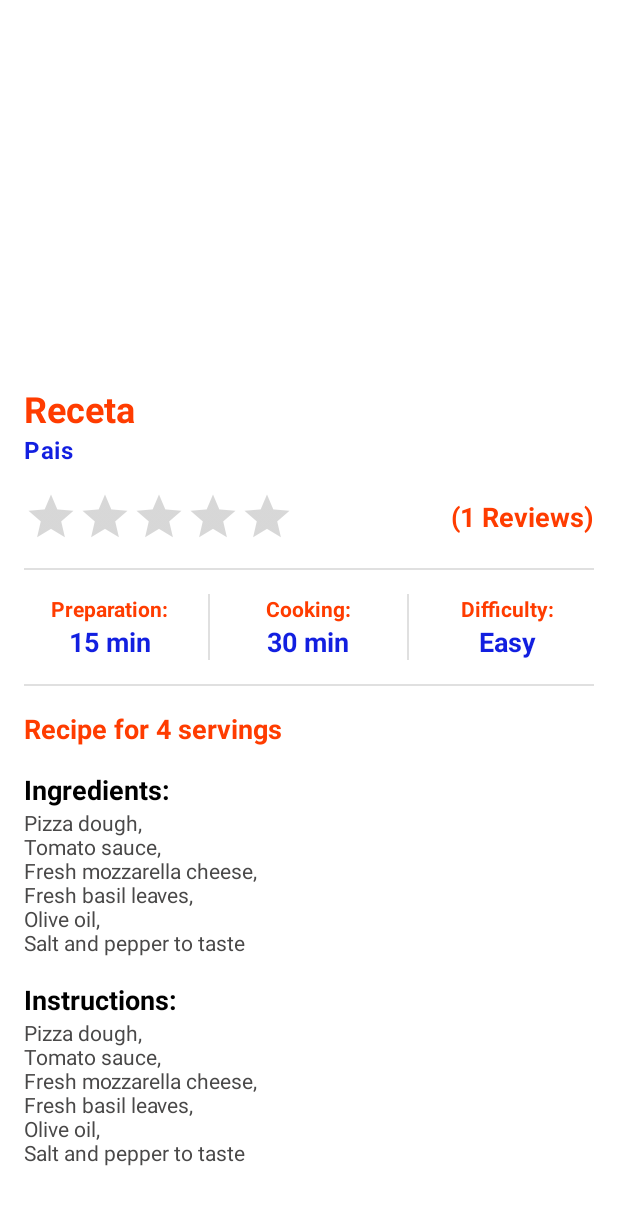
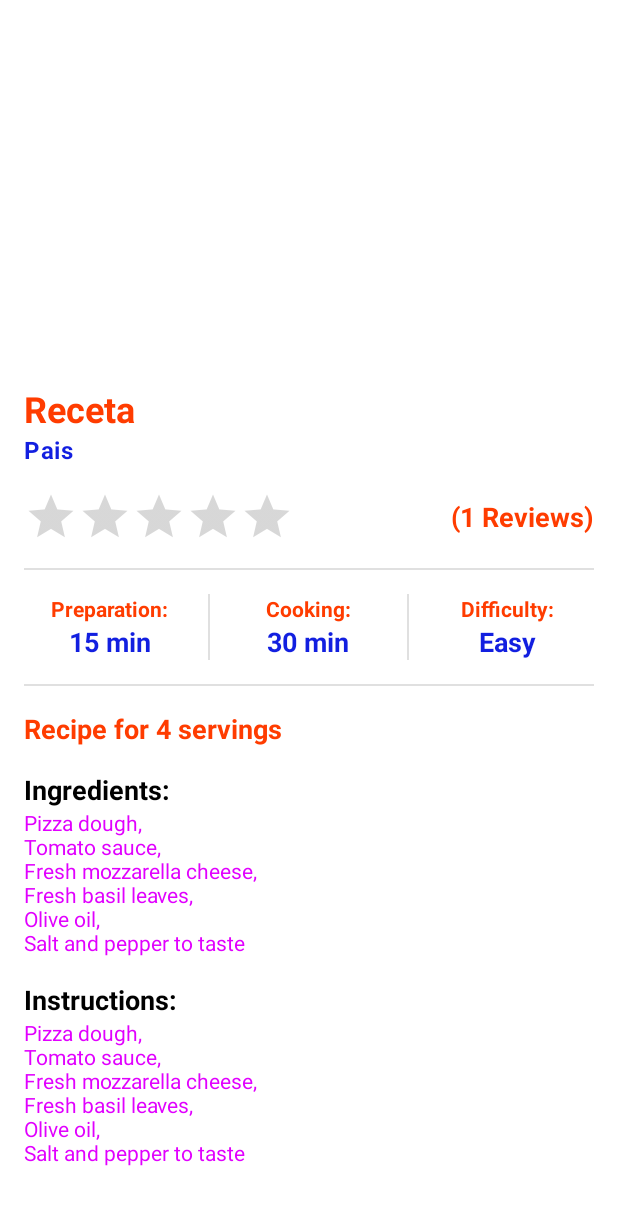
Before and after one commit to Ivanrp7/RECIPES, an Android app: the layout activity_detail.xml on its own in the app's theme, with its tools: preview values and no code run, on a phone screen of 412 x 824 dp. Shown: the top 1205 px of the screen. Run offline under Robolectric (Android 15) with nearby library versions, the phone set to English and light mode, and no system bars; network calls fail.

Commit message:
colors menu

```diff
--- a/app/src/main/res/layout/activity_detail.xml
+++ b/app/src/main/res/layout/activity_detail.xml
@@ -214,7 +214,7 @@
                         android:layout_width="match_parent"
                         android:layout_height="wrap_content"
                         tools:text="Pizza dough,\nTomato sauce,\nFresh mozzarella cheese,\nFresh basil leaves,\nOlive oil,\nSalt and pepper to taste"
-                        android:textColor="@color/ingredients"/>
+                        android:textColor="@color/text"/>
 
                 </LinearLayout>
 
@@ -239,7 +239,7 @@
                         android:layout_width="match_parent"
                         android:layout_height="wrap_content"
                         tools:text="Pizza dough,\nTomato sauce,\nFresh mozzarella cheese,\nFresh basil leaves,\nOlive oil,\nSalt and pepper to taste"
-                        android:textColor="@color/ingredients" />
+                        android:textColor="@color/text" />
 
                 </LinearLayout>
 
--- a/app/src/main/res/values/colors.xml
+++ b/app/src/main/res/values/colors.xml
@@ -20,8 +20,12 @@
     <color name="hard_color">#80FF0D00</color>
     <color name="title">#FF3C00</color>
     <color name="country">#121FE0</color>
-    <color name="ingredients">#494848</color>
+    <color name="ingredients">#FFFF00</color>
     <color name="background">#9E9C9C</color>
+    <color name="text">#E100FF</color>
+
+
+
 
 
 
--- a/app/src/main/res/values/themes.xml
+++ b/app/src/main/res/values/themes.xml
@@ -10,7 +10,7 @@
         <item name="colorSecondaryVariant">@color/teal_700</item>
         <item name="colorOnSecondary">@color/black</item>
         <!-- Status bar color. -->
-        <item name="android:statusBarColor">?attr/colorPrimaryVariant</item>
+        <item name="android:statusBarColor">@color/country</item>
         <!-- Customize your theme here. -->
     </style>
 
```
